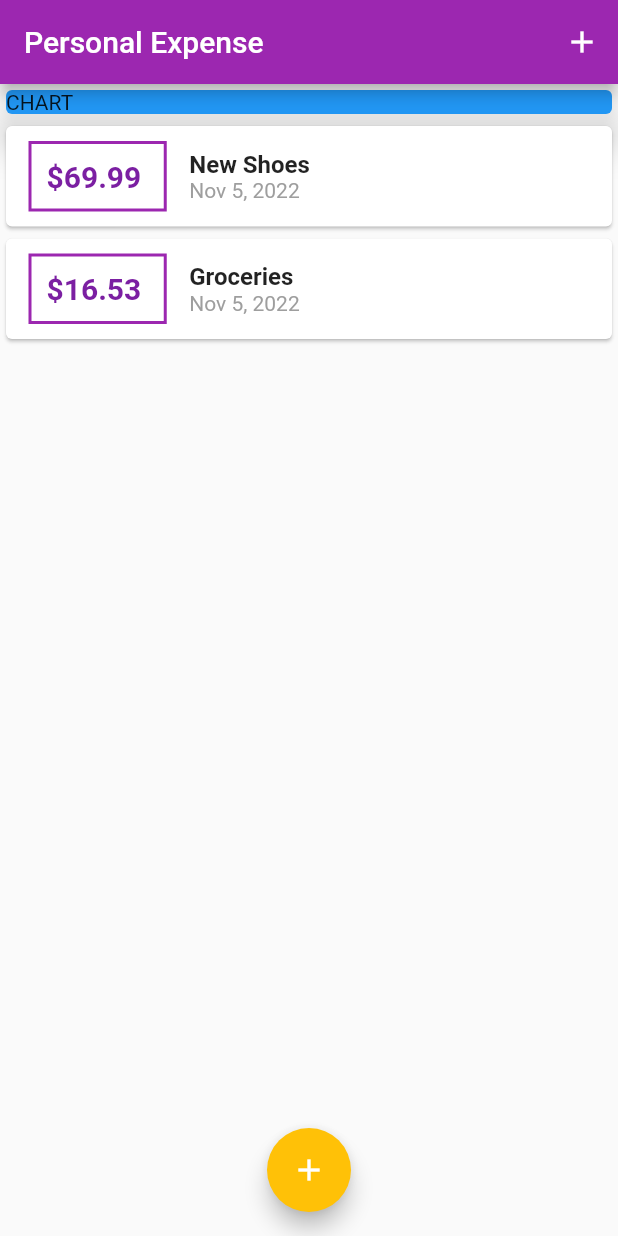
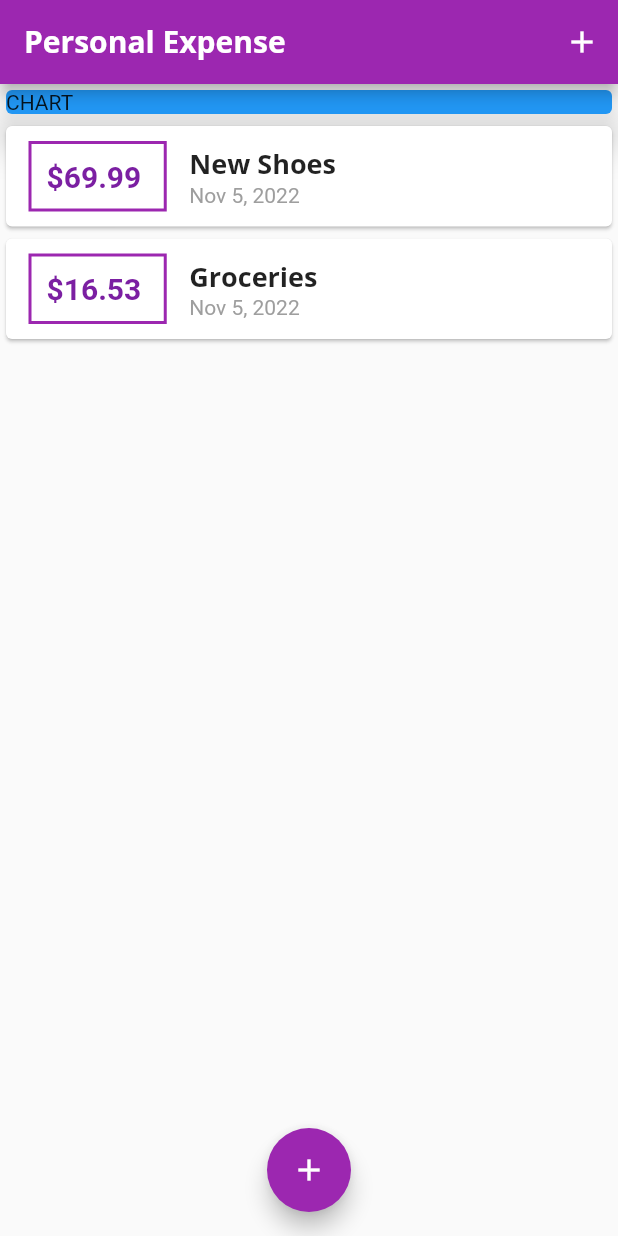
Before and after one commit to gopigoppu/learn_flutter, a Flutter app: the screen it shows after launch, on a phone screen of 412 x 824 dp. Run offline on Flutter 3.47's test engine with Material 2 defaults, Android fonts, the phone set to English and light mode, and no system bars.

Commit message:
custom fonts and styling improvise

```diff
--- a/lib/expense/expense_main.dart
+++ b/lib/expense/expense_main.dart
@@ -55,13 +55,35 @@ class _ExpenseAppState extends State<ExpenseApp> {
 
   @override
   Widget build(BuildContext context) {
-    return Scaffold(
+    return MaterialApp(
+      theme: ThemeData(
+        primarySwatch: Colors.purple,
+        fontFamily: 'Quicksand',
+        textTheme: ThemeData.light().textTheme.copyWith(
+              headline6: const TextStyle(
+                fontFamily: 'OpenSans',
+                fontWeight: FontWeight.bold,
+                fontSize: 18,
+              ),
+            ),
+        appBarTheme: const AppBarTheme(
+          titleTextStyle: TextStyle(
+            fontFamily: 'OpenSans',
+            fontWeight: FontWeight.bold,
+            fontSize: 20,
+          ),
+        ),
+      ),
+      home: Scaffold(
         appBar: AppBar(
-        title: Text('Personal Expense'),
+          title: const Text(
+            'Personal Expense',
+            // style: TextStyle(fontFamily: 'OpenSans'),
+          ),
           actions: [
             IconButton(
               onPressed: () => _startAddNewTransaction(context),
-            icon: Icon(Icons.add),
+              icon: const Icon(Icons.add),
             )
           ],
         ),
@@ -87,6 +109,7 @@ class _ExpenseAppState extends State<ExpenseApp> {
           child: Icon(Icons.add),
           onPressed: () => _startAddNewTransaction(context),
         ),
+      ),
     );
   }
 }
--- a/lib/expense/widgets/transaction_list.dart
+++ b/lib/expense/widgets/transaction_list.dart
@@ -41,10 +41,7 @@ class TransactionList extends StatelessWidget {
                   children: [
                     Text(
                       transactions[index].title,
-                      style: const TextStyle(
-                        fontSize: 16,
-                        fontWeight: FontWeight.bold,
-                      ),
+                      style: Theme.of(context).textTheme.headline6,
                     ),
                     Text(
                       DateFormat.yMMMd().format(transactions[index].date),
--- a/lib/main.dart
+++ b/lib/main.dart
@@ -15,14 +15,18 @@ class MyApp extends StatefulWidget {
 }
 
 class _MyAppState extends State<MyApp> {
-  final ThemeData myTheme = ThemeData(
-    primarySwatch: Colors.purple,
-  );
+  // final ThemeData myTheme = ThemeData(
+  //   primarySwatch: Colors.purple,
+  // );
   @override
   Widget build(BuildContext context) {
     return MaterialApp(
-      theme: myTheme.copyWith(
-          colorScheme: myTheme.colorScheme.copyWith(secondary: Colors.amber)),
+      // theme: ThemeData(
+      //   primarySwatch: Colors.purple,
+      //   fontFamily: 'OpenSans',
+      // ),
+      // .copyWith(
+      // colorScheme: myTheme.colorScheme.copyWith(secondary: Colors.amber)),
       home: ExpenseApp(),
     );
   }
```
Also changed, not shown: pubspec.yaml (+14 -7 lines), assets/fonts/OpenSans-Bold.ttf (added), assets/fonts/OpenSans-Regular.ttf (added), assets/fonts/Quicksand-Bold.ttf (added), assets/fonts/Quicksand-Light.ttf (added), assets/fonts/Quicksand-Medium.ttf (added), assets/fonts/Quicksand-Regular.ttf (added). Lines whose indentation alone changed are shown as unchanged.
